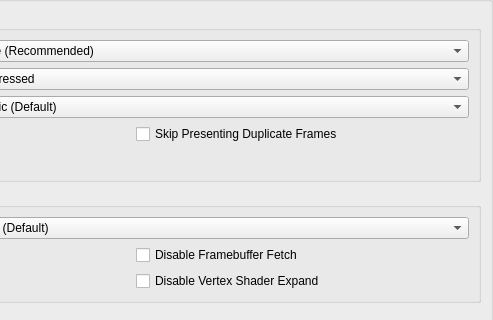
The window that pcsx2-qt/Settings/GraphicsSettingsWidget.ui (PCSX2/pcsx2) describes before a commit, drawn with Qt 5; both pictures show x 227 to 720 and y 113 to 433 of the 720 by 552 pixel window.
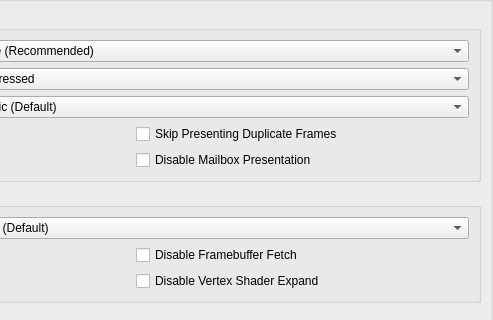
The same window after the commit. The open tabs and pages were chosen to show the change.

Commit message:
GS: Add option to disable mailbox presentation
For those who like terrible frame pacing.

The edit to the form file:
```diff
--- a/pcsx2-qt/Settings/GraphicsSettingsWidget.ui
+++ b/pcsx2-qt/Settings/GraphicsSettingsWidget.ui
@@ -2058,6 +2058,13 @@
               </property>
              </widget>
             </item>
+            <item row="1" column="1">
+             <widget class="QCheckBox" name="disableMailboxPresentation">
+              <property name="text">
+               <string>Disable Mailbox Presentation</string>
+              </property>
+             </widget>
+            </item>
            </layout>
           </item>
           <item row="2" column="0">
```
The commit also changes 5 other files.
